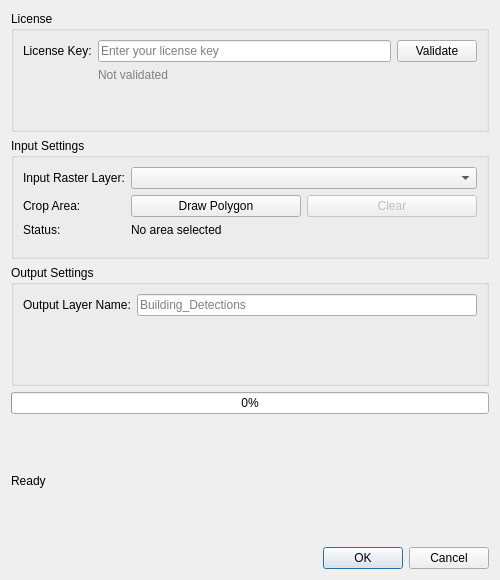
The window that vec_plugin_dialog_base.ui (fw-qgis-vectorizer/QGIS_Plugin) describes before a commit, drawn with Qt 5.
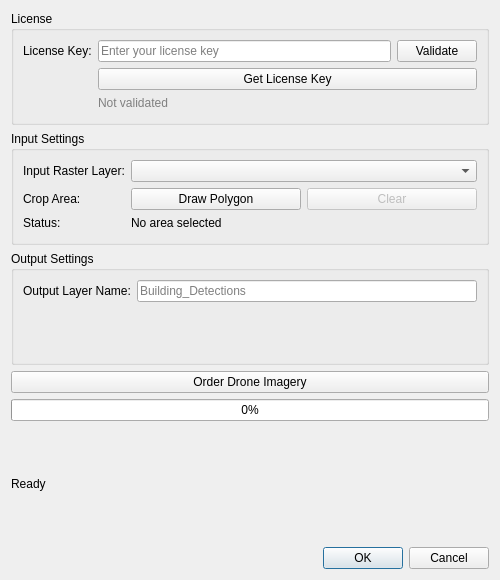
The same window after the commit.

Commit message:
v2.0.0: FieldWatch Vectorizer rebrand, order imagery, license validation, custom domains
Made-with: Cursor

```diff
--- a/vec_plugin_dialog_base.ui
+++ b/vec_plugin_dialog_base.ui
@@ -45,6 +45,13 @@
        </layout>
       </item>
       <item row="1" column="1">
+       <widget class="QPushButton" name="getLicenseKeyButton">
+        <property name="text">
+         <string>Get License Key</string>
+        </property>
+       </widget>
+      </item>
+      <item row="2" column="1">
        <widget class="QLabel" name="licenseStatusLabel">
         <property name="text">
          <string>Not validated</string>
@@ -148,6 +155,13 @@
      </layout>
     </widget>
    </item>
+   <item>
+    <widget class="QPushButton" name="orderImageryButton">
+     <property name="text">
+      <string>Order Drone Imagery</string>
+     </property>
+    </widget>
+   </item>
    <item>
     <widget class="QProgressBar" name="progressBar">
      <property name="maximum">
```
The commit also changes 6 other files.
